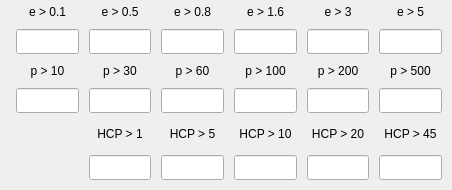
Old version of the form modules/Engine/widgets/oscilloscope/flux_widget.ui in the repository AtariVC/ddii_scopus.
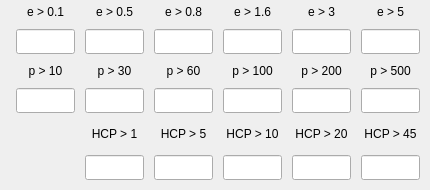
New version of the form.

The edit to the form file:
```diff
--- a/modules/Engine/widgets/oscilloscope/flux_widget.ui
+++ b/modules/Engine/widgets/oscilloscope/flux_widget.ui
@@ -6,7 +6,7 @@
    <rect>
     <x>0</x>
     <y>0</y>
-    <width>452</width>
+    <width>430</width>
     <height>190</height>
    </rect>
   </property>
@@ -42,6 +42,19 @@
     <number>0</number>
    </property>
    <item row="0" column="0">
+    <spacer name="horizontalSpacer">
+     <property name="orientation">
+      <enum>Qt::Horizontal</enum>
+     </property>
+     <property name="sizeHint" stdset="0">
+      <size>
+       <width>40</width>
+       <height>20</height>
+      </size>
+     </property>
+    </spacer>
+   </item>
+   <item row="0" column="1">
     <layout class="QGridLayout" name="gridLayout_meas" rowstretch="0,0,0,0,0,0" columnstretch="0,0,0,0,0,0">
      <property name="sizeConstraint">
       <enum>QLayout::SetDefaultConstraint</enum>
@@ -509,6 +522,9 @@
          <height>25</height>
         </size>
        </property>
+       <property name="styleSheet">
+        <string notr="true">font: 10pt &quot;MS Shell Dlg 2&quot;;</string>
+       </property>
       </widget>
      </item>
      <item row="5" column="2">
@@ -519,6 +535,9 @@
          <height>25</height>
         </size>
        </property>
+       <property name="styleSheet">
+        <string notr="true">font: 10pt &quot;MS Shell Dlg 2&quot;;</string>
+       </property>
       </widget>
      </item>
      <item row="5" column="3">
@@ -529,6 +548,9 @@
          <height>25</height>
         </size>
        </property>
+       <property name="styleSheet">
+        <string notr="true">font: 10pt &quot;MS Shell Dlg 2&quot;;</string>
+       </property>
       </widget>
      </item>
      <item row="5" column="4">
@@ -539,6 +561,9 @@
          <height>25</height>
         </size>
        </property>
+       <property name="styleSheet">
+        <string notr="true">font: 10pt &quot;MS Shell Dlg 2&quot;;</string>
+       </property>
       </widget>
      </item>
      <item row="5" column="5">
@@ -549,10 +574,26 @@
          <height>25</height>
         </size>
        </property>
+       <property name="styleSheet">
+        <string notr="true">font: 10pt &quot;MS Shell Dlg 2&quot;;</string>
+       </property>
       </widget>
      </item>
     </layout>
    </item>
+   <item row="0" column="2">
+    <spacer name="horizontalSpacer_2">
+     <property name="orientation">
+      <enum>Qt::Horizontal</enum>
+     </property>
+     <property name="sizeHint" stdset="0">
+      <size>
+       <width>40</width>
+       <height>20</height>
+      </size>
+     </property>
+    </spacer>
+   </item>
   </layout>
  </widget>
  <resources/>
```
